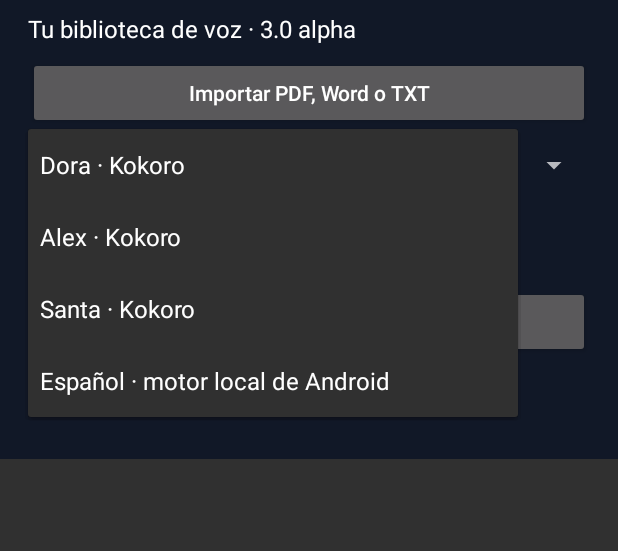
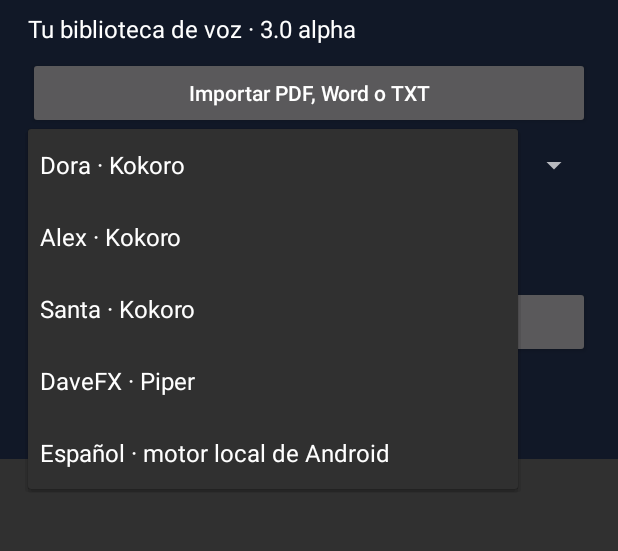
Before and after one commit to davidcadengod-arch/VoxNatural-AI., an Android app: the screen it shows after launch (MainActivity), after a tap on "Dora · Kokoro", on a phone screen of 412 x 824 dp, the part 115-666 px from its top. Run offline under Robolectric (Android 15) with nearby library versions, the phone set to English and light mode, and no system bars; libraries missing offline, so code that uses them is left out: com.tom_roush.pdfbox; 1 statement that could not run was skipped.

Commit message:
Integrate offline Piper DaveFX

```diff
--- a/app/src/main/java/com/voxnatural/app/MainActivity.kt
+++ b/app/src/main/java/com/voxnatural/app/MainActivity.kt
@@ -35,13 +35,13 @@ class MainActivity : Activity() {
   button(root,"Importar PDF, Word o TXT") {
    startActivityForResult(Intent(Intent.ACTION_OPEN_DOCUMENT).apply { type="*/*"; addCategory(Intent.CATEGORY_OPENABLE); putExtra(Intent.EXTRA_MIME_TYPES,arrayOf("application/pdf","application/vnd.openxmlformats-officedocument.wordprocessingml.document","text/plain")) },10)
   }
-  voice=Spinner(this).apply { adapter=ArrayAdapter(this@MainActivity,android.R.layout.simple_spinner_dropdown_item,arrayOf("Dora · Kokoro","Alex · Kokoro","Santa · Kokoro","Español · motor local de Android")) }
+  voice=Spinner(this).apply { adapter=ArrayAdapter(this@MainActivity,android.R.layout.simple_spinner_dropdown_item,arrayOf("Dora · Kokoro","Alex · Kokoro","Santa · Kokoro","DaveFX · Piper","Español · motor local de Android")) }
   root.addView(voice)
   status=label(root,"Selecciona un documento",16)
   button(root,"Convertir a WAV") {
    val f=selected
    if(f==null) toast("Primero selecciona un documento")
-   else startForegroundService(Intent(this,ConvertService::class.java).putExtra("id",f.name).putExtra("sid",intArrayOf(28,29,53,-1)[voice.selectedItemPosition]))
+   else startForegroundService(Intent(this,ConvertService::class.java).putExtra("id",f.name).putExtra("sid",intArrayOf(28,29,53,100,-1)[voice.selectedItemPosition]))
   }
   label(root,"Mi biblioteca",23)
   library=LinearLayout(this).apply { orientation=1 }; root.addView(library)
```
